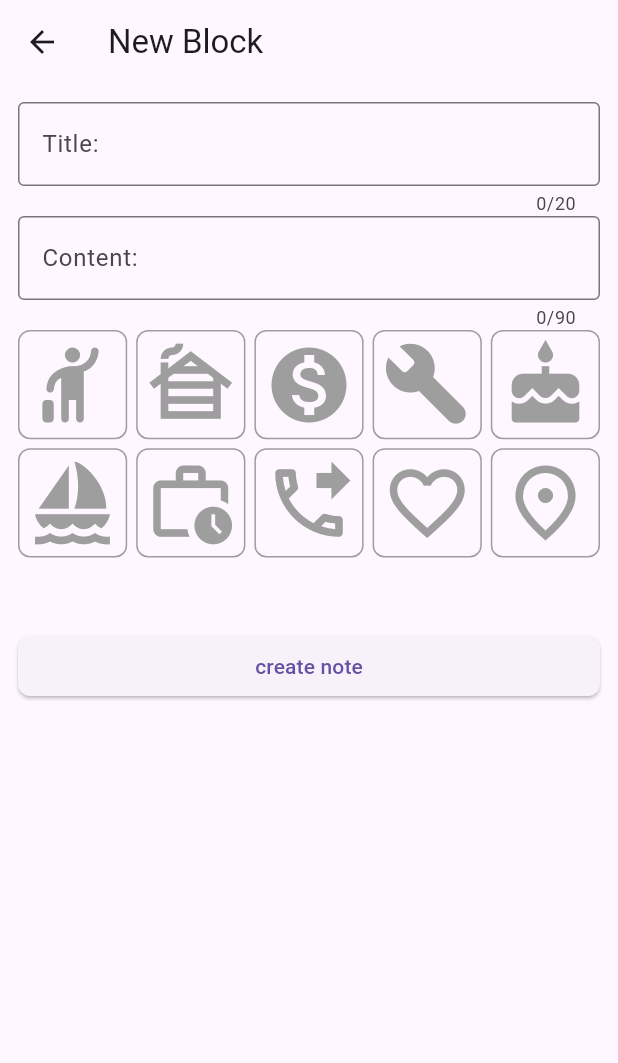
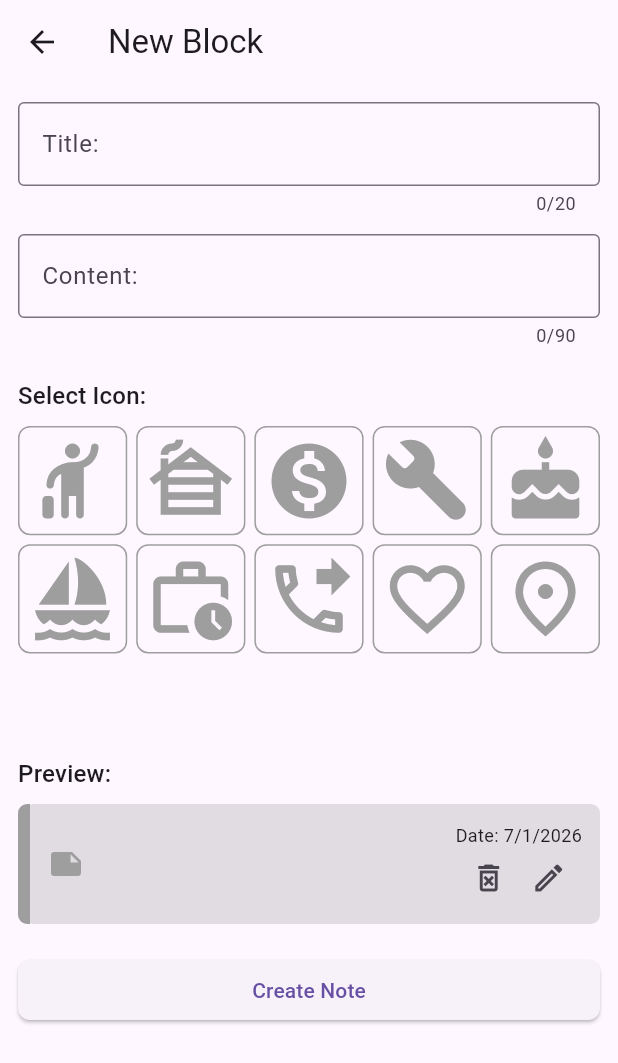
Before and after one commit to ciarte/block_note, a Flutter app: the BlockPage screen opened by its route, after a tap on the "add" icon, on a phone screen of 412 x 824 dp. Shown: the top 1063 px of the screen. Run offline on Flutter 3.47's test engine with Material 3 defaults, Android fonts, the phone set to English and light mode, and no system bars; our stand-ins replace cloud_firestore, connectivity_plus, firebase_auth, firebase_core, go_router, hive and 1 more; accounts and stored records are empty.

Commit message:
refactor y fixes

```diff
--- a/lib/features/auth/presentation/pages/block_page.dart
+++ b/lib/features/auth/presentation/pages/block_page.dart
@@ -3,6 +3,7 @@ import 'package:block_note/features/auth/presentation/auth_view_model.dart';
 import 'package:block_note/features/auth/presentation/block_view_model.dart';
 import 'package:block_note/features/auth/presentation/pages/login_page.dart';
 import 'package:block_note/features/auth/presentation/pages/new_block_page.dart';
+import 'package:block_note/utils/colors_icon.dart';
 import 'package:block_note/utils/formater.dart';
 import 'package:block_note/utils/inputs_widgets.dart';
 import 'package:flutter/material.dart';
@@ -51,11 +52,19 @@ class BlockPage extends StatelessWidget {
         itemBuilder: (_, i) {
           final block = vm.blocks[i];
           bool pending = vm.isPending(block);
-          final color = _iconColor(
+          final color = iconColor(
               IconData(block.iconData!, fontFamily: 'MaterialIcons'));
           return Padding(
             padding: const EdgeInsets.all(4),
-            child: Container(
+            child: _cardNotes(color, block, pending, vm, context),
+          );
+        },
+      ),
+    );
+  }
+
+  Container _cardNotes(Color color, BlockEntity block, bool pending, BlockViewModel vm, BuildContext context) {
+    return Container(
             decoration: BoxDecoration(
               borderRadius: BorderRadius.all(Radius.circular(6)),
               color: color.withValues(alpha: 0.3),
@@ -132,38 +141,7 @@ class BlockPage extends StatelessWidget {
                 ],
               ),
             ),
-            ),
           );
-        },
-      ),
-    );
-  }
-
-  Color _iconColor(IconData c) {
-    switch (c) {
-      case Icons.hail_rounded:
-        return Colors.blue;
-      case Icons.cabin:
-        return Colors.green;
-      case Icons.monetization_on:
-        return Colors.yellow;
-      case Icons.build_rounded:
-        return Colors.purple;
-      case Icons.cake:
-        return Colors.pink;
-      case Icons.sailing:
-        return Colors.teal;
-      case Icons.work_history_outlined:
-        return Colors.orange;
-      case Icons.phone_forwarded_outlined:
-        return Colors.red;
-      case Icons.favorite_border_outlined:
-        return Colors.redAccent;
-      case Icons.place_outlined:
-        return Colors.brown;
-      default:
-        return Colors.grey;
-    }
   }
 
   void _showEditDialog(
--- a/lib/features/auth/presentation/pages/new_block_page.dart
+++ b/lib/features/auth/presentation/pages/new_block_page.dart
@@ -1,5 +1,7 @@
 import 'package:block_note/features/auth/presentation/block_view_model.dart';
+import 'package:block_note/utils/colors_icon.dart';
 import 'package:block_note/utils/inputs_widgets.dart';
+import 'package:block_note/widgets/card_preview_widget.dart';
 import 'package:flutter/material.dart';
 import 'package:provider/provider.dart';
 
@@ -11,14 +13,13 @@ class NewBlockPage extends StatelessWidget {
 
   @override
   Widget build(BuildContext context) {
-    final vm = context.read<BlockViewModel>();
-
     return Scaffold(
       appBar: AppBar(title: const Text('New Block')),
       body: Padding(
         padding: const EdgeInsets.all(12),
+        child: SingleChildScrollView(
           child: Column(
-          mainAxisAlignment: MainAxisAlignment.start,
+            crossAxisAlignment: CrossAxisAlignment.start,
             children: [
               textInput(
                 maxLength: 20,
@@ -26,13 +27,19 @@ class NewBlockPage extends StatelessWidget {
                 'Must have a title',
                 titleController,
               ),
+              const SizedBox(height: 12),
               textInput(
                 maxLength: 90,
                 'Content:',
                 'Must have a content',
                 contentController,
               ),
-            Consumer<BlockViewModel>(builder: (_, vm, __) {
+              const SizedBox(height: 20),
+              Text('Select Icon:',
+                  style: Theme.of(context).textTheme.titleMedium),
+              const SizedBox(height: 8),
+              Consumer<BlockViewModel>(
+                builder: (_, vm, __) {
                   return SizedBox(
                     height: 200,
                     child: GridView.count(
@@ -53,7 +60,20 @@ class NewBlockPage extends StatelessWidget {
                       ],
                     ),
                   );
-            }),
+                },
+              ),
+              const SizedBox(height: 20),
+              Text('Preview:', style: Theme.of(context).textTheme.titleMedium),
+              const SizedBox(height: 8),
+              Consumer<BlockViewModel>(
+                builder: (_, vm, __) {
+                  return CardPreviewWidget(
+                      title: titleController.text,
+                      content: contentController.text,
+                      iconData: vm.iconData?.codePoint ?? Icons.note.codePoint);
+                },
+              ),
+              const SizedBox(height: 20),
               ElevatedButton(
                 style: ElevatedButton.styleFrom(
                   minimumSize: const Size(double.infinity, 40),
@@ -62,13 +82,19 @@ class NewBlockPage extends StatelessWidget {
                   ),
                 ),
                 onPressed: () async {
+                  final vm = context.read<BlockViewModel>();
                   await vm.createBlock(
-                      context, titleController.text, contentController.text);
+                    context,
+                    titleController.text,
+                    contentController.text,
+                  );
                   if (!context.mounted) return;
                   Navigator.pop(context);
                 },
-                child: Text('create note')),
+                child: const Text('Create Note'),
+              ),
             ],
+          ),
         ),
       ),
     );
@@ -76,16 +102,22 @@ class NewBlockPage extends StatelessWidget {
 
   GestureDetector _iconToSelect(IconData iconData, BlockViewModel vm) {
     final isSelected = vm.iconData == iconData;
+    final color =
+        iconColor(IconData(iconData.codePoint, fontFamily: 'MaterialIcons'));
     return GestureDetector(
       onTap: () => vm.selectIcon(iconData),
       child: Container(
         padding: const EdgeInsets.all(4.0),
         decoration: BoxDecoration(
-            border: Border.all(color: isSelected ? Colors.blue : Colors.grey),
+          border: Border.all(color: isSelected ? color : Colors.grey),
           borderRadius: BorderRadius.circular(isSelected ? 12 : 8),
         ),
-          child: Icon(iconData,
-              color: isSelected ? Colors.blue : Colors.grey, size: 60)),
+        child: Icon(
+          iconData,
+          color: isSelected ? color : Colors.grey,
+          size: 60,
+        ),
+      ),
     );
   }
 }
--- /dev/null
+++ b/lib/utils/colors_icon.dart
@@ -0,0 +1,29 @@
+
+import 'package:flutter/material.dart';
+
+Color iconColor(IconData c) {
+    switch (c) {
+      case Icons.hail_rounded:
+        return Colors.blue;
+      case Icons.cabin:
+        return Colors.green;
+      case Icons.monetization_on:
+        return Colors.yellow;
+      case Icons.build_rounded:
+        return Colors.purple;
+      case Icons.cake:
+        return Colors.pink;
+      case Icons.sailing:
+        return Colors.teal;
+      case Icons.work_history_outlined:
+        return Colors.orange;
+      case Icons.phone_forwarded_outlined:
+        return Colors.red;
+      case Icons.favorite_border_outlined:
+        return Colors.redAccent;
+      case Icons.place_outlined:
+        return Colors.brown;
+      default:
+        return Colors.grey;
+    }
+  }
--- /dev/null
+++ b/lib/widgets/card_preview_widget.dart
@@ -0,0 +1,75 @@
+
+import 'package:block_note/utils/colors_icon.dart';
+import 'package:block_note/utils/formater.dart';
+import 'package:flutter/material.dart';
+
+class CardPreviewWidget extends StatelessWidget {
+  const CardPreviewWidget({
+    super.key,
+    required this.title,
+    required this.content,
+    required this.iconData,
+  });
+
+  final String title;
+  final String content;
+  final int iconData;
+
+  @override
+  Widget build(BuildContext context) {
+    final color = iconColor(IconData(iconData, fontFamily: 'MaterialIcons'));
+    return Container(
+      decoration: BoxDecoration(
+        borderRadius: const BorderRadius.all(Radius.circular(6)),
+        color: color.withValues(alpha: 0.3),
+        border: Border(left: BorderSide(color: color, width: 8)),
+      ),
+      child: Container(
+        padding: const EdgeInsets.all(12),
+        height: 80,
+        child: Row(
+          children: [
+            Icon(IconData(iconData, fontFamily: 'MaterialIcons'), color: color),
+            const SizedBox(width: 12),
+            Expanded(
+              child: Column(
+                crossAxisAlignment: CrossAxisAlignment.start,
+                children: [
+                  Text(
+                    title.toUpperCase(),
+                    style: const TextStyle(fontWeight: FontWeight.w500),
+                  ),
+                  Text(content, maxLines: 3, overflow: TextOverflow.ellipsis),
+                ],
+              ),
+            ),
+            Column(
+              mainAxisAlignment: MainAxisAlignment.spaceBetween,
+              children: [
+                Text(
+                  'Date: ${dateFormat(DateTime.now())}',
+                  style: const TextStyle(fontSize: 12),
+                ),
+                Row(
+                  mainAxisSize: MainAxisSize.min,
+                  children: [
+                    IconButton(
+                      visualDensity: VisualDensity.compact,
+                      icon: const Icon(Icons.delete_forever_outlined),
+                      onPressed: () {},
+                    ),
+                    IconButton(
+                      visualDensity: VisualDensity.compact,
+                      icon: const Icon(Icons.edit_outlined),
+                      onPressed: () {},
+                    ),
+                  ],
+                ),
+              ],
+            ),
+          ],
+        ),
+      ),
+    );
+  }
+}
```
Lines whose indentation alone changed are shown as unchanged.
